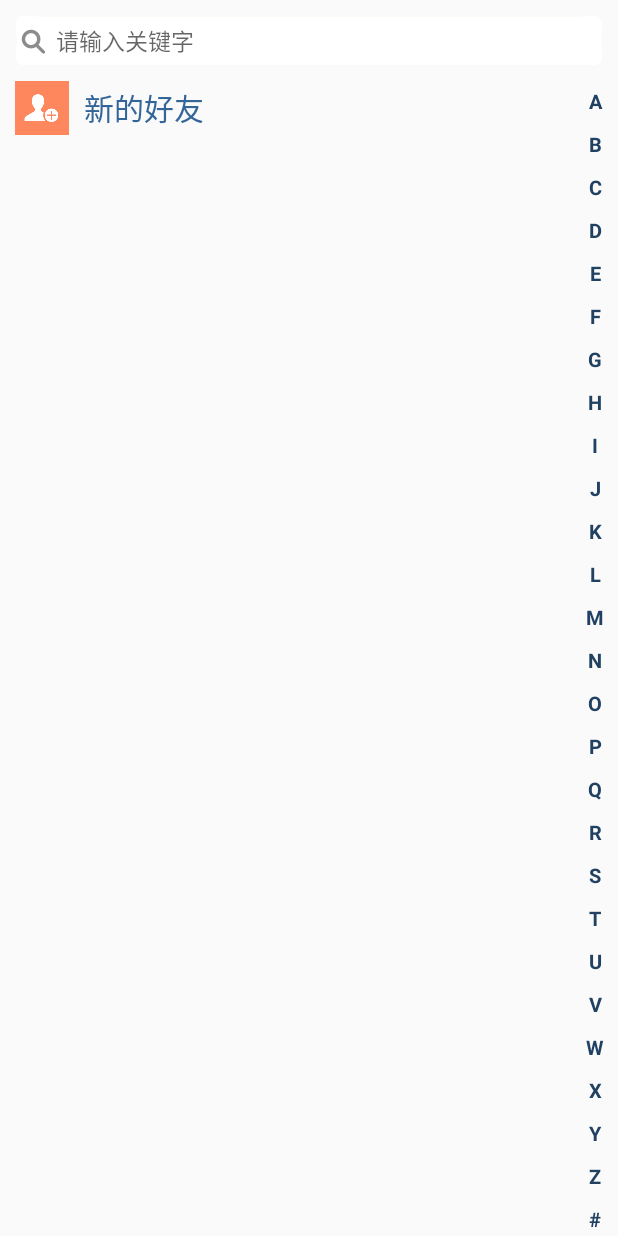
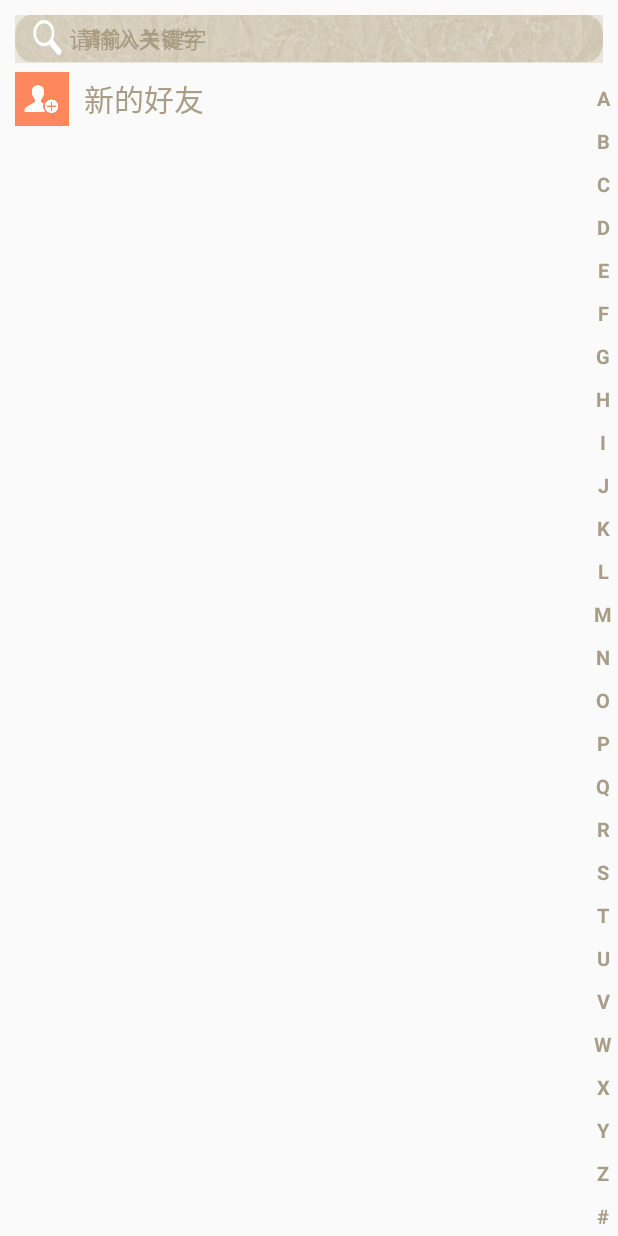
Before and after one commit to GHvictor/DecipherStranger, an Android app: the ContactsPageActivity screen opened directly, with no data from a screen before it, on a phone screen of 412 x 824 dp. Run offline under Robolectric (Android 15) with nearby library versions, the phone set to English and light mode, and no system bars; 1 statement that could not run was skipped.

Commit message:
# Decipher Stranger # UI # Created by penghaitao 5/25

```diff
--- a/app/src/main/java/com/android/decipherstranger/view/SideBar.java
+++ b/app/src/main/java/com/android/decipherstranger/view/SideBar.java
@@ -52,14 +52,14 @@ public class SideBar extends View {
 		int singleHeight = height / b.length;// 获取每一个字母的高度
 
 		for (int i = 0; i < b.length; i++) {
-			paint.setColor(Color.rgb(33, 65, 98));
+			paint.setColor(Color.parseColor("#ffa89d87"));
 			// paint.setColor(Color.WHITE);
 			paint.setTypeface(Typeface.DEFAULT_BOLD);
 			paint.setAntiAlias(true);
 			paint.setTextSize(20);
 			// 选中的状态
 			if (i == choose) {
-				paint.setColor(Color.parseColor("#3399ff"));
+				paint.setColor(Color.parseColor("#ffff570a"));
 				paint.setFakeBoldText(true);
 			}
 			// x坐标等于中间-字符串宽度的一半.
@@ -90,7 +90,7 @@ public class SideBar extends View {
 			break;
 
 		default:
-			setBackgroundResource(R.drawable.sidebar_background);
+			setBackgroundResource(R.color.sidebar);
 			if (oldChoose != c) {
 				if (c >= 0 && c < b.length) {
 					if (listener != null) {
--- /dev/null
+++ b/app/src/main/res/drawable/contact_item_bg.xml
@@ -0,0 +1,5 @@
+<?xml version="1.0" encoding="utf-8"?>
+<selector xmlns:android="http://schemas.android.com/apk/res/android">
+    <item android:state_pressed="false" android:drawable="@color/transparent"/>
+    <item android:state_pressed="true" android:drawable="@drawable/login_register_normal"/>
+</selector>
--- a/app/src/main/res/drawable/sidebar_background.xml
+++ /dev/null
@@ -1,10 +0,0 @@
-<?xml version="1.0" encoding="utf-8"?>
-<shape android:shape="rectangle"
-  xmlns:android="http://schemas.android.com/apk/res/android">
-    <gradient android:startColor="@color/black" android:endColor="@color/grey" android:angle="90.0" />
-
-    <corners
-        android:topLeftRadius="8dip"
-        android:bottomLeftRadius="8dip"/>
-
-</shape>
--- a/app/src/main/res/layout/activity_main_contacts.xml
+++ b/app/src/main/res/layout/activity_main_contacts.xml
@@ -10,26 +10,19 @@
         android:layout_marginRight="10dp"
         android:layout_width="fill_parent"
         android:layout_height="wrap_content"
-        android:background="@drawable/seabar_input"
-        android:drawableLeft="@drawable/search_bar_icon_normal"
+        android:background="@drawable/search_input"
         android:hint="请输入关键字"
+        android:paddingLeft="36dp"
+        android:textColor="@color/white"
+        android:textColorHint="@color/text_hint"
         android:singleLine="true"
         android:textSize="15.0dip" />
-
-    <com.android.decipherstranger.view.SideBar
-        android:id="@+id/sidrbar"
-        android:layout_width="30dp"
-        android:layout_height="fill_parent"
-        android:layout_alignParentBottom="true"
-        android:layout_alignParentRight="true"
-        android:layout_alignParentEnd="true"
-        android:layout_below="@+id/filter_edit" />
 
     <RelativeLayout
         android:id="@+id/new_friends"
         android:layout_width="fill_parent"
         android:layout_height="wrap_content"
-        android:layout_marginTop="10dp"
+        android:layout_marginTop="6dp"
         android:layout_marginLeft="10dp"
         android:layout_below="@+id/filter_edit"
         android:layout_toLeftOf="@+id/sidrbar"
@@ -49,7 +42,7 @@
             android:layout_height="wrap_content"
             android:textAppearance="?android:attr/textAppearanceSmall"
             android:textSize="20dip"
-            android:textColor="#336598"
+            android:textColor="@color/text_hint"
             android:text="@string/new_friend"
             android:layout_centerVertical="true"
             android:layout_toRightOf="@+id/imageView"
@@ -72,8 +65,10 @@
         android:layout_height="wrap_content"
         android:id="@+id/contact_list"
         android:layout_marginTop="10dp"
-        android:layout_marginLeft="10dp"
+        android:listSelector="#00000000"
         android:layout_below="@+id/new_friends"
+        android:layout_alignParentLeft="true"
+        android:layout_alignParentStart="true"
         android:layout_toLeftOf="@+id/sidrbar"
         android:layout_toStartOf="@+id/sidrbar" />
 
@@ -83,8 +78,18 @@
         android:textAppearance="?android:attr/textAppearanceLarge"
         android:id="@+id/dialog"
         android:textSize="100dp"
+        android:textColor="@color/text_hint"
         android:gravity="center_horizontal|top"
         android:layout_centerVertical="true"
         android:layout_centerHorizontal="true" />
 
+    <view
+        android:id="@+id/sidrbar"
+        android:layout_width="20dp"
+        android:layout_height="fill_parent"
+        class="com.android.decipherstranger.view.SideBar"
+        android:layout_alignParentRight="true"
+        android:layout_alignParentEnd="true"
+        android:layout_below="@+id/filter_edit" />
+
 </RelativeLayout>
--- a/app/src/main/res/layout/activity_main_conversation.xml
+++ b/app/src/main/res/layout/activity_main_conversation.xml
@@ -7,6 +7,7 @@
         android:layout_width="match_parent"
         android:layout_height="wrap_content"
         android:id="@+id/listView"
-        android:layout_gravity="center_horizontal" />
+        android:layout_gravity="center_horizontal"
+        android:listSelector="#00000000" />
 
 </LinearLayout>
--- a/app/src/main/res/layout/activity_main_user.xml
+++ b/app/src/main/res/layout/activity_main_user.xml
@@ -82,7 +82,7 @@
                     android:id="@+id/nameText"
                     android:textSize="18dp"
                     android:paddingRight="10dp"
-                    android:textColor="@color/text_hint2"
+                    android:textColor="@color/text_checked"
                     android:layout_centerVertical="true"
                     android:layout_alignParentRight="true" />
 
@@ -119,7 +119,7 @@
                     android:id="@+id/accountText"
                     android:textSize="18dp"
                     android:paddingRight="10dp"
-                    android:textColor="@color/text_hint2"
+                    android:textColor="@color/text_checked"
                     android:layout_centerVertical="true"
                     android:layout_alignParentRight="true" />
 
@@ -156,7 +156,7 @@
                     android:id="@+id/sexText"
                     android:textSize="18dp"
                     android:paddingRight="10dp"
-                    android:textColor="@color/text_hint2"
+                    android:textColor="@color/text_checked"
                     android:layout_centerVertical="true"
                     android:layout_alignParentRight="true" />
 
--- a/app/src/main/res/layout/data_conversation_list.xml
+++ b/app/src/main/res/layout/data_conversation_list.xml
@@ -1,13 +1,15 @@
 <?xml version="1.0" encoding="utf-8"?>
 <LinearLayout xmlns:android="http://schemas.android.com/apk/res/android"
     android:orientation="vertical" android:layout_width="match_parent"
-    android:layout_height="match_parent">
+    android:layout_height="match_parent"
+    android:background="@null">
 
     <LinearLayout
         android:orientation="vertical"
         android:layout_width="match_parent"
         android:layout_height="wrap_content"
-        android:background="@drawable/mainpage_btn_bg"
+        android:layout_margin="5dp"
+        android:background="@drawable/login_button_bg"
         android:layout_gravity="center_horizontal">
 
         <RelativeLayout
--- a/app/src/main/res/values/colors.xml
+++ b/app/src/main/res/values/colors.xml
@@ -7,12 +7,13 @@
 
     <color name="tab_blue">#ff04abff</color>
     <color name="text_blue">#ff1eb4ff</color>
-    <color name="text_hint2">#ff737373</color>
+    <color name="text_checked">#ff737373</color>
     <color name="page">#ffdcdcdc</color>
 
     <color name="text_hint">#ffa89d87</color>
     <color name="btn_text">#ffa79c88</color>
     <color name="tab">#ffeeeeee</color>
+    <color name="sidebar">#ffe0d8c3</color>
 
     <color name="red">#ffff0000</color>
     <color name="orange">#ffff570a</color>
```
Also changed, not shown: app/src/main/java/com/android/decipherstranger/activity/MainPageActivity/MainPageActivity.java (+39 -41 lines), app/src/main/res/layout/contact_list_item.xml (+8 -5 lines), app/src/main/res/drawable-hdpi/search_input.png (added).
